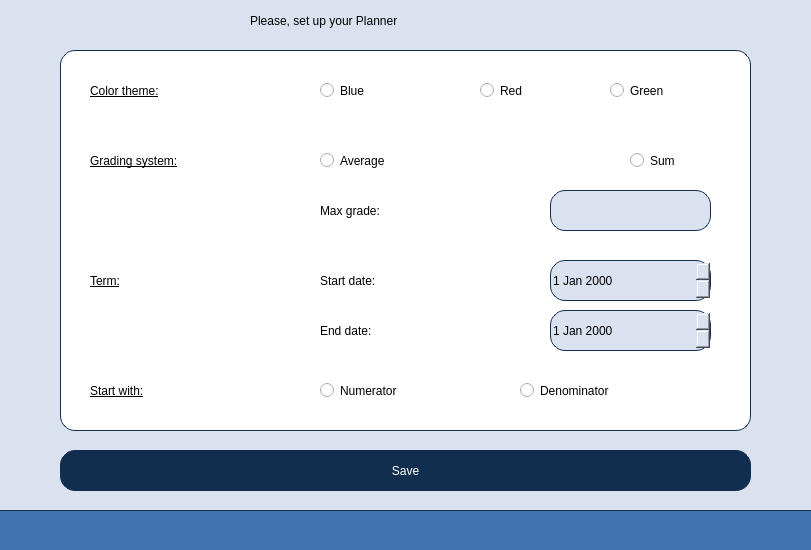
Qt form Planner/welcomemain.ui (BeliaViktoria/Planner) before a commit; both pictures show x 90 to 901 and y 100 to 650 of the 1000 by 650 pixel window.
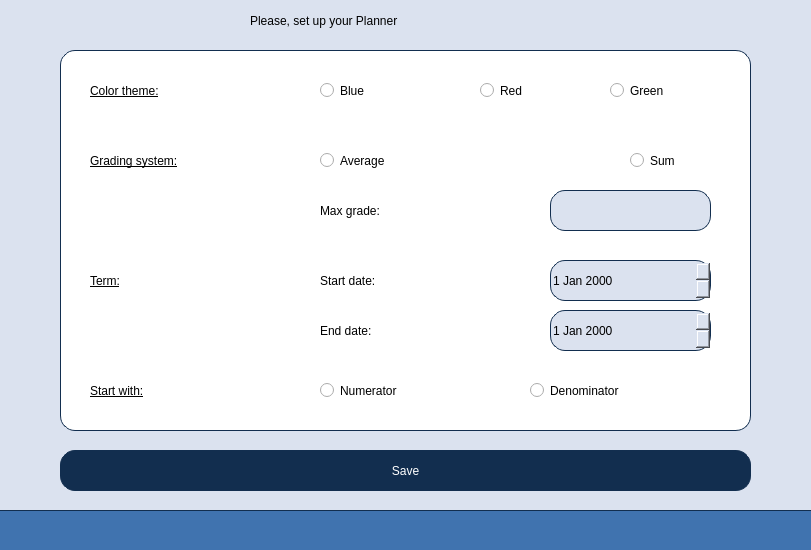
The same form after that commit.

Patch:
```diff
--- a/Planner/welcomemain.ui
+++ b/Planner/welcomemain.ui
@@ -134,7 +134,7 @@
     <rect>
      <x>170</x>
      <y>160</y>
-     <width>641</width>
+     <width>651</width>
      <height>61</height>
     </rect>
    </property>
@@ -220,7 +220,7 @@
     <rect>
      <x>170</x>
      <y>230</y>
-     <width>641</width>
+     <width>651</width>
      <height>111</height>
     </rect>
    </property>
@@ -325,7 +325,7 @@
     <rect>
      <x>170</x>
      <y>350</y>
-     <width>641</width>
+     <width>651</width>
      <height>111</height>
     </rect>
    </property>
@@ -431,7 +431,7 @@
     <rect>
      <x>170</x>
      <y>470</y>
-     <width>641</width>
+     <width>651</width>
      <height>51</height>
     </rect>
    </property>
@@ -478,7 +478,7 @@
    <widget class="QRadioButton" name="radioButton_Denominator">
     <property name="geometry">
      <rect>
-      <x>440</x>
+      <x>450</x>
       <y>0</y>
       <width>191</width>
       <height>41</height>
```
